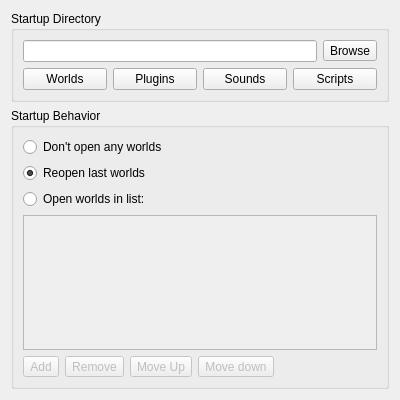
jnbooth/smushclient, file smushclient-qt/cpp/ui/settings/startup.ui: the form before one commit.
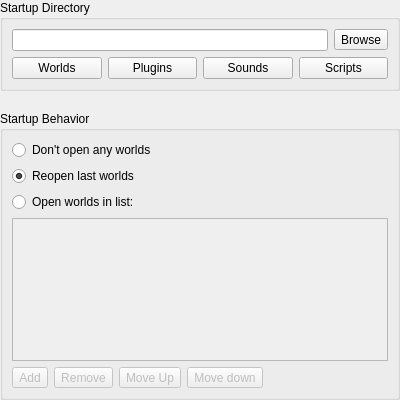
The form after the commit. Icons and pictures are not drawn.

Patch:
```diff
--- a/smushclient-qt/cpp/ui/settings/startup.ui
+++ b/smushclient-qt/cpp/ui/settings/startup.ui
@@ -14,6 +14,21 @@
    <string>Form</string>
   </property>
   <layout class="QVBoxLayout" name="verticalLayout">
+   <property name="spacing">
+    <number>20</number>
+   </property>
+   <property name="leftMargin">
+    <number>0</number>
+   </property>
+   <property name="topMargin">
+    <number>0</number>
+   </property>
+   <property name="rightMargin">
+    <number>0</number>
+   </property>
+   <property name="bottomMargin">
+    <number>0</number>
+   </property>
    <item>
     <widget class="QGroupBox" name="groupBox">
      <property name="title">
```
